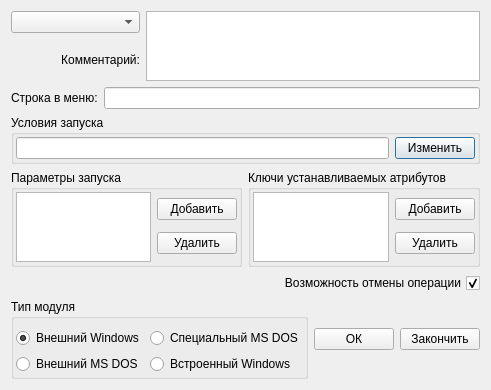
Old version of the form EssView/newmoddialog.ui in the repository kiryachok/EssProject.
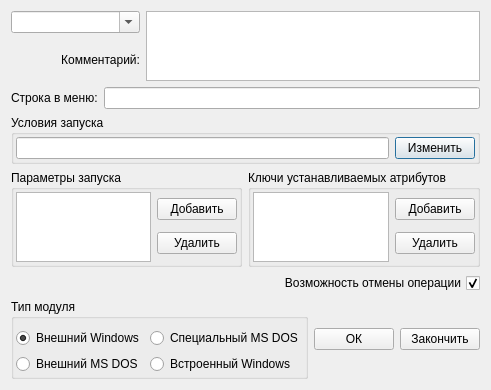
New version of the form.

```diff
--- a/EssView/newmoddialog.ui
+++ b/EssView/newmoddialog.ui
@@ -19,7 +19,11 @@
      <item>
       <layout class="QVBoxLayout" name="verticalLayout">
        <item>
-        <widget class="QComboBox" name="m_ListDir"/>
+        <widget class="QComboBox" name="m_ListDir">
+         <property name="editable">
+          <bool>true</bool>
+         </property>
+        </widget>
        </item>
        <item>
         <widget class="QLabel" name="label">
```
Left out of the diff: 2 changed lines with no effect on the pictures.
